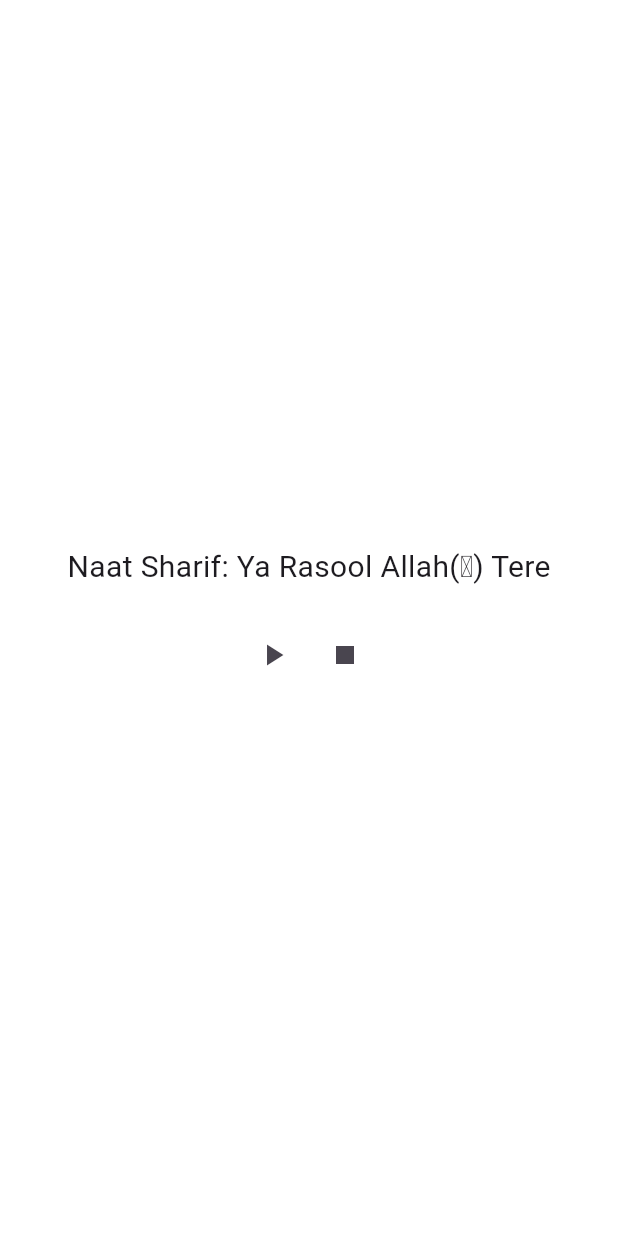
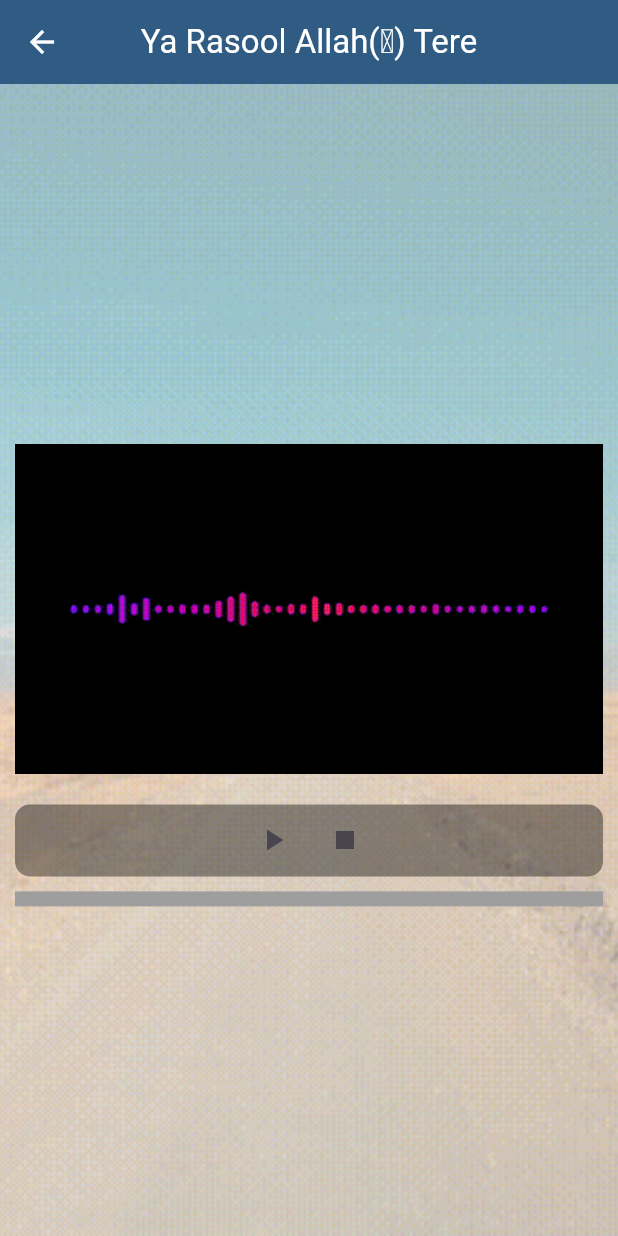
Before and after one commit to shossain786/voice_recorder, a Flutter app: the NaatCollections screen opened by its route, after a tap on "Ya Rasool Allah(ﷺ) Tere", on a phone screen of 412 x 824 dp. Run offline on Flutter 3.47's test engine with Material 3 defaults, Android fonts, the phone set to English and light mode, and no system bars; our stand-ins replace audioplayers, file, permission_handler, youtube_player_flutter; missing offline and left inert: another_audio_recorder.

Commit message:
code updated

```diff
--- a/lib/main.dart
+++ b/lib/main.dart
@@ -1,14 +1,12 @@
 import 'package:flutter/material.dart';
 import 'package:voice_recorder/home_screen.dart';
 import 'package:voice_recorder/screens/bayans.dart';
-import 'package:voice_recorder/screens/my_favorites.dart';
 import 'package:voice_recorder/screens/recordings_screen.dart';
-import 'package:voice_recorder/screens/youtube_naat.dart';
 
+import 'screens/youtube_videos.dart';
 import 'screens/naat_collections.dart';
 
-var kColorScheme =
-    ColorScheme.fromSeed(seedColor: const Color.fromARGB(255, 64, 245, 23));
+var kColorScheme = ColorScheme.fromSeed(seedColor: Colors.blue);
 void main() {
   runApp(const MyApp());
 }
@@ -67,10 +65,9 @@ class MyApp extends StatelessWidget {
       routes: {
         '/homePage': (context) => const HomeScreen(),
         '/recordings': (context) => const RecordingsScreen(),
-        '/favPage': (context) => const MyFavoritesScreen(),
         '/naatPage': (context) => NaatCollections(),
         '/bayan': (context) => const BayansScreen(),
-        '/youtube': (context) => const YouTubeNaat(),
+        '/youtube': (context) => const VideoList(),
       },
     );
   }
--- a/lib/screens/naat_playing_screen.dart
+++ b/lib/screens/naat_playing_screen.dart
@@ -1,13 +1,12 @@
-// ignore_for_file: unused_field
-
+import 'package:flutter/material.dart';
 import 'package:audioplayers/audioplayers.dart';
-import 'package:flutter/material.dart';
 import 'package:permission_handler/permission_handler.dart';
 
 class PlayNaatScreen extends StatefulWidget {
   const PlayNaatScreen({super.key, required this.name, required this.url});
   final String name;
   final String url;
+
   @override
   State<PlayNaatScreen> createState() => _PlayNaatScreenState();
 }
@@ -15,6 +14,8 @@ class PlayNaatScreen extends StatefulWidget {
 class _PlayNaatScreenState extends State<PlayNaatScreen> {
   late AudioPlayer _audioPlayer;
   bool _isPlaying = false;
+  Duration _duration = Duration.zero;
+  Duration _position = Duration.zero;
 
   @override
   void initState() {
@@ -24,6 +25,16 @@ class _PlayNaatScreenState extends State<PlayNaatScreen> {
     _audioPlayer.onPlayerStateChanged.listen((state) {
       setState(() {
         _isPlaying = state == PlayerState.playing;
+      });
+    });
+    _audioPlayer.onDurationChanged.listen((Duration duration) {
+      setState(() {
+        _duration = duration;
+      });
+    });
+    _audioPlayer.onPositionChanged.listen((Duration position) {
+      setState(() {
+        _position = position;
       });
     });
     _playNaat();
@@ -57,17 +68,35 @@ class _PlayNaatScreenState extends State<PlayNaatScreen> {
   @override
   Widget build(BuildContext context) {
     return Scaffold(
-      body: Padding(
+      appBar: AppBar(
+        title: Text(widget.name),
+      ),
+      body: Container(
+        decoration: const BoxDecoration(
+          image: DecorationImage(
+            image: AssetImage('assets/images/play2.gif'),
+            fit: BoxFit.cover,
+            opacity: 0.4,
+          ),
+        ),
+        child: Padding(
           padding: const EdgeInsets.only(left: 10, right: 10),
           child: Column(
             mainAxisAlignment: MainAxisAlignment.center,
             children: [
-            Text(
-              'Naat Sharif: ${widget.name}',
-              style: const TextStyle(fontSize: 20),
+              const SizedBox(height: 20),
+              Image.asset(
+                'assets/images/play.gif',
+                fit: BoxFit.cover,
+                filterQuality: FilterQuality.high,
               ),
               const SizedBox(height: 20),
-            Row(
+              Container(
+                decoration: BoxDecoration(
+                  borderRadius: BorderRadius.circular(10),
+                  color: Colors.black.withOpacity(0.4),
+                ),
+                child: Row(
                   mainAxisAlignment: MainAxisAlignment.center,
                   children: [
                     _isPlaying
@@ -91,7 +120,19 @@ class _PlayNaatScreenState extends State<PlayNaatScreen> {
                     ),
                   ],
                 ),
+              ),
+              const SizedBox(height: 10),
+              LinearProgressIndicator(
+                value: _duration.inMilliseconds > 0
+                    ? (_position.inMilliseconds / _duration.inMilliseconds)
+                        .clamp(0.0, 1.0)
+                    : 0.0,
+                minHeight: 10,
+                backgroundColor: Colors.grey,
+                valueColor: const AlwaysStoppedAnimation<Color>(Colors.blue),
+              ),
             ],
+          ),
         ),
       ),
     );
@@ -102,7 +143,9 @@ class _PlayNaatScreenState extends State<PlayNaatScreen> {
   }
 
   Future<void> _pauseNaat() async {
+    if (_audioPlayer.state == PlayerState.playing) {
     await _audioPlayer.pause();
+  }
   }
 
   Future<void> _stopNaat() async {
--- a/lib/widgets/buttom_nv_bar.dart
+++ b/lib/widgets/buttom_nv_bar.dart
@@ -25,14 +25,14 @@ class _MyBottomNavBarState extends State<MyBottomNavBar> {
             Icons.home,
           ),
           label: 'Home',
-          backgroundColor: kColorScheme.secondary,
+          backgroundColor: kColorScheme.onPrimaryContainer,
         ),
         BottomNavigationBarItem(
           icon: const Icon(
             Icons.lyrics_outlined,
           ),
           label: 'Recordings',
-          backgroundColor: kColorScheme.secondaryContainer,
+          backgroundColor: kColorScheme.onPrimaryContainer,
         ),
         const BottomNavigationBarItem(
           icon: Icon(Icons.favorite),
--- a/pubspec.yaml
+++ b/pubspec.yaml
@@ -41,6 +41,7 @@ dependencies:
   audioplayers: ^6.0.0
   permission_handler: ^11.3.1
   intl: ^0.19.0
+  youtube_player_flutter: ^9.0.1
 
 dev_dependencies:
   flutter_test:
@@ -67,7 +68,9 @@ flutter:
   # To add assets to your application, add an assets section, like this:
   assets:
     - assets/images/madina.png
-  #   - images/a_dot_ham.jpeg
+    - assets/images/play.gif
+    - assets/images/play1.gif
+    - assets/images/play2.gif
 
   # An image asset can refer to one or more resolution-specific "variants", see
   # https://flutter.dev/assets-and-images/#resolution-aware
```
Also changed, not shown: lib/screens/youtube_naat.dart (deleted, +0 -59 lines), lib/screens/youtube_videos.dart (added, +69 -0 lines), assets/images/play.gif (added), assets/images/play1.gif (added), assets/images/play2.gif (added), pubspec.lock, 1 other file. Lines whose indentation alone changed are shown as unchanged.
